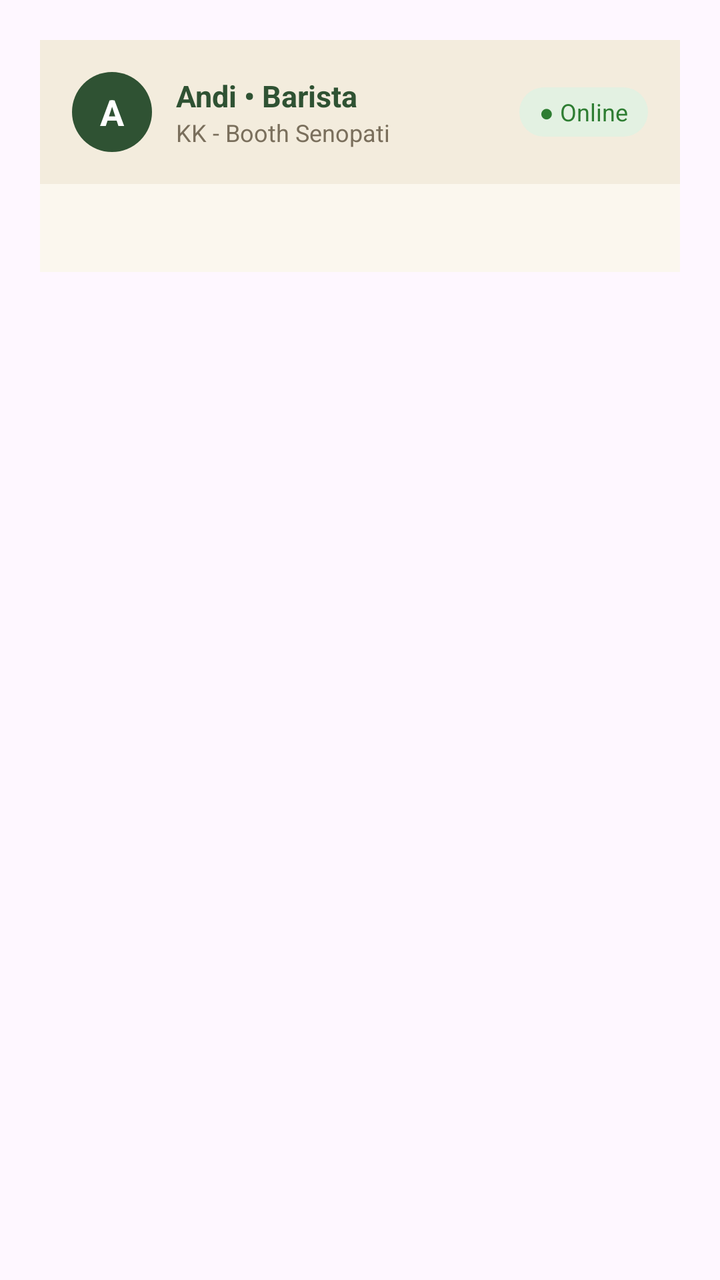
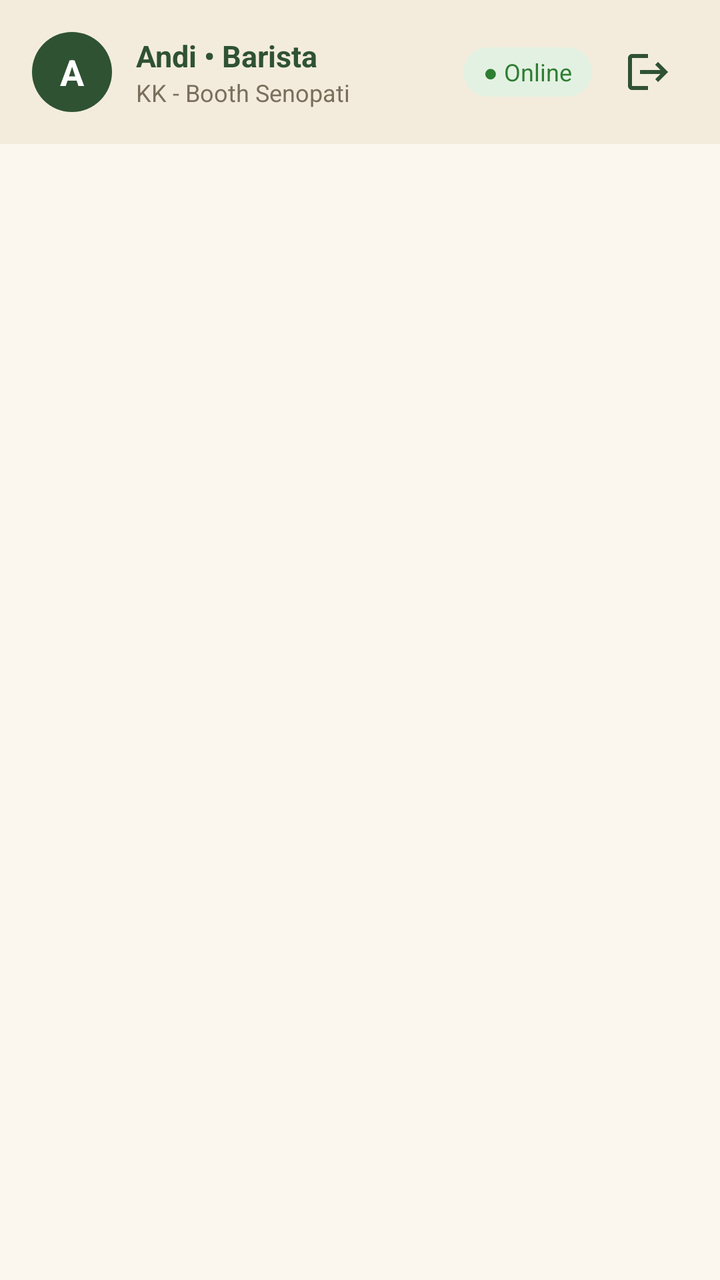

Before-and-after screenshots of an Android layout around one commit, followed by the original layout XML and the change that was made.
<!-- AndroidManifest.xml: activity theme Theme.Machaindo -->
<!-- res/layout/activity_main.xml -->
<?xml version="1.0" encoding="utf-8"?>
<ScrollView xmlns:android="http://schemas.android.com/apk/res/android"
    android:layout_width="match_parent"
    android:layout_height="match_parent"
    android:padding="20dp">

    <LinearLayout xmlns:android="http://schemas.android.com/apk/res/android" xmlns:app="http://schemas.android.com/apk/res-auto" android:layout_width="match_parent" android:layout_height="match_parent" android:background="@color/cream_bg" android:fitsSystemWindows="true" android:orientation="vertical">
        
        <LinearLayout android:layout_width="match_parent" android:layout_height="wrap_content" android:background="@color/cream_header" android:gravity="center_vertical" android:orientation="horizontal" android:padding="16dp">
            <TextView android:id="@+id/tvAvatar" android:layout_width="40dp" android:layout_height="40dp" android:background="@drawable/bg_avatar" android:gravity="center" android:text="A" android:textColor="@android:color/white" android:textSize="18sp" android:textStyle="bold"/>
            <LinearLayout android:layout_width="0dp" android:layout_height="wrap_content" android:layout_marginStart="12dp" android:layout_weight="1" android:orientation="vertical">
                <TextView android:id="@+id/tvBaristaName" android:layout_width="wrap_content" android:layout_height="wrap_content" android:text="Andi • Barista" android:textColor="@color/green_dark" android:textSize="15sp" android:textStyle="bold"/>
                <TextView android:id="@+id/tvBooth" android:layout_width="wrap_content" android:layout_height="wrap_content" android:text="KK - Booth Senopati" android:textColor="@color/text_secondary" android:textSize="12sp"/>
            </LinearLayout>
            <TextView android:id="@+id/tvOnline" android:layout_width="wrap_content" android:layout_height="wrap_content" android:background="@drawable/bg_online_badge" android:paddingHorizontal="10dp" android:paddingVertical="4dp" android:text="● Online" android:textColor="@color/online_text" android:textSize="12sp"/>
        </LinearLayout>
        
        <HorizontalScrollView android:layout_width="match_parent" android:layout_height="wrap_content" android:clipToPadding="false" android:paddingHorizontal="16dp" android:paddingVertical="12dp" android:scrollbars="none">
            <com.google.android.material.chip.ChipGroup android:id="@+id/chipGroup" android:layout_width="wrap_content" android:layout_height="wrap_content" app:chipSpacingHorizontal="8dp" app:selectionRequired="true" app:singleLine="true" app:singleSelection="true"/>
        </HorizontalScrollView>
        
        <FrameLayout android:layout_width="match_parent" android:layout_height="0dp" android:layout_weight="1">
            <androidx.recyclerview.widget.RecyclerView android:id="@+id/rvMenu" android:layout_width="match_parent" android:layout_height="match_parent" android:clipToPadding="false" android:padding="10dp"/>
            <ProgressBar android:id="@+id/progress" android:layout_width="wrap_content" android:layout_height="wrap_content" android:layout_gravity="center" android:indeterminateTint="@color/green_dark" android:visibility="gone"/>
            <TextView android:id="@+id/tvEmpty" android:layout_width="wrap_content" android:layout_height="wrap_content" android:layout_gravity="center" android:text="Belum ada menu." android:textColor="@color/text_secondary" android:visibility="gone"/>
            <LinearLayout android:id="@+id/layoutError" android:layout_width="match_parent" android:layout_height="wrap_content" android:layout_gravity="center" android:gravity="center" android:orientation="vertical" android:padding="24dp" android:visibility="gone">
                <TextView android:id="@+id/tvError" android:layout_width="wrap_content" android:layout_height="wrap_content" android:gravity="center" android:textColor="#B3261E"/>
                <com.google.android.material.button.MaterialButton android:id="@+id/btnRetry" android:layout_width="wrap_content" android:layout_height="wrap_content" android:layout_marginTop="12dp" android:backgroundTint="@color/green_dark" android:text="Coba Lagi"/>
            </LinearLayout>
        </FrameLayout>
    </LinearLayout>
</ScrollView>
<!-- resources referenced by this layout -->
<resources>
  <color name="cream_bg">#FBF7EE</color>
  <color name="cream_header">#F3ECDD</color>
  <color name="green_dark">#2F5233</color>
  <color name="online_text">#2E7D32</color>
  <color name="text_secondary">#7A6F5C</color>
  <!-- drawable bg_avatar (drawable) -->
  <shape xmlns:android="http://schemas.android.com/apk/res/android" android:shape="oval">
      <solid android:color="@color/green_dark"/>
  </shape>
  <!-- drawable bg_online_badge (drawable) -->
  <shape xmlns:android="http://schemas.android.com/apk/res/android" android:shape="rectangle">
      <solid android:color="@color/online_bg"/>
      <corners android:radius="20dp"/>
  </shape>
  <style name="Theme.Machaindo" parent="Theme.Material3.Light.NoActionBar">
          <item name="colorPrimary">@color/green_dark</item>
          <item name="android:statusBarColor">@color/cream_header</item>
          <item name="android:windowLightStatusBar">true</item>
      </style>
  <color name="online_bg">#E3F1E2</color>
</resources>

<!-- the commit's change to res/layout/activity_main.xml (unified diff, before → after) -->
@@ -1,32 +1,153 @@
 <?xml version="1.0" encoding="utf-8"?>
-<ScrollView xmlns:android="http://schemas.android.com/apk/res/android"
+<LinearLayout xmlns:android="http://schemas.android.com/apk/res/android"
+    xmlns:app="http://schemas.android.com/apk/res-auto"
     android:layout_width="match_parent"
     android:layout_height="match_parent"
-    android:padding="20dp">
+    android:background="@color/cream_bg"
+    android:fitsSystemWindows="true"
+    android:orientation="vertical">
 
-    <LinearLayout xmlns:android="http://schemas.android.com/apk/res/android" xmlns:app="http://schemas.android.com/apk/res-auto" android:layout_width="match_parent" android:layout_height="match_parent" android:background="@color/cream_bg" android:fitsSystemWindows="true" android:orientation="vertical">
+    
+    <LinearLayout
+        android:layout_width="match_parent"
+        android:layout_height="wrap_content"
+        android:background="@color/cream_header"
+        android:gravity="center_vertical"
+        android:orientation="horizontal"
+        android:padding="16dp">
+
+        <TextView
+            android:id="@+id/tvAvatar"
+            android:layout_width="40dp"
+            android:layout_height="40dp"
+            android:background="@drawable/bg_avatar"
+            android:gravity="center"
+            android:text="A"
+            android:textColor="@android:color/white"
+            android:textSize="18sp"
+            android:textStyle="bold" />
+
+        <LinearLayout
+            android:layout_width="0dp"
+            android:layout_height="wrap_content"
+            android:layout_marginStart="12dp"
+            android:layout_weight="1"
+            android:orientation="vertical">
+
+            <TextView
+                android:id="@+id/tvBaristaName"
+                android:layout_width="wrap_content"
+                android:layout_height="wrap_content"
+                android:text="Andi • Barista"
+                android:textColor="@color/green_dark"
+                android:textSize="15sp"
+                android:textStyle="bold" />
+
+            <TextView
+                android:id="@+id/tvBooth"
+                android:layout_width="wrap_content"
+                android:layout_height="wrap_content"
+                android:text="KK - Booth Senopati"
+                android:textColor="@color/text_secondary"
+                android:textSize="12sp" />
+        </LinearLayout>
+
+        <TextView
+            android:id="@+id/tvOnline"
+            android:layout_width="wrap_content"
+            android:layout_height="wrap_content"
+            android:background="@drawable/bg_online_badge"
+            android:paddingHorizontal="10dp"
+            android:paddingVertical="4dp"
+            android:text="● Online"
+            android:textColor="@color/online_text"
+            android:textSize="12sp" />
+
         
-        <LinearLayout android:layout_width="match_parent" android:layout_height="wrap_content" android:background="@color/cream_header" android:gravity="center_vertical" android:orientation="horizontal" android:padding="16dp">
-            <TextView android:id="@+id/tvAvatar" android:layout_width="40dp" android:layout_height="40dp" android:background="@drawable/bg_avatar" android:gravity="center" android:text="A" android:textColor="@android:color/white" android:textSize="18sp" android:textStyle="bold"/>
-            <LinearLayout android:layout_width="0dp" android:layout_height="wrap_content" android:layout_marginStart="12dp" android:layout_weight="1" android:orientation="vertical">
-                <TextView android:id="@+id/tvBaristaName" android:layout_width="wrap_content" android:layout_height="wrap_content" android:text="Andi • Barista" android:textColor="@color/green_dark" android:textSize="15sp" android:textStyle="bold"/>
-                <TextView android:id="@+id/tvBooth" android:layout_width="wrap_content" android:layout_height="wrap_content" android:text="KK - Booth Senopati" android:textColor="@color/text_secondary" android:textSize="12sp"/>
-            </LinearLayout>
-            <TextView android:id="@+id/tvOnline" android:layout_width="wrap_content" android:layout_height="wrap_content" android:background="@drawable/bg_online_badge" android:paddingHorizontal="10dp" android:paddingVertical="4dp" android:text="● Online" android:textColor="@color/online_text" android:textSize="12sp"/>
+        <ImageView
+            android:id="@+id/btnLogout"
+            android:layout_width="40dp"
+            android:layout_height="40dp"
+            android:layout_marginStart="8dp"
+            android:background="?attr/selectableItemBackgroundBorderless"
+            android:contentDescription="Keluar"
+            android:padding="8dp"
+            android:src="@drawable/ic_logout" />
+    </LinearLayout>
+
+    
+    <HorizontalScrollView
+        android:layout_width="match_parent"
+        android:layout_height="wrap_content"
+        android:clipToPadding="false"
+        android:paddingHorizontal="16dp"
+        android:paddingVertical="12dp"
+        android:scrollbars="none">
+
+        <com.google.android.material.chip.ChipGroup
+            android:id="@+id/chipGroup"
+            android:layout_width="wrap_content"
+            android:layout_height="wrap_content"
+            app:chipSpacingHorizontal="8dp"
+            app:selectionRequired="true"
+            app:singleLine="true"
+            app:singleSelection="true" />
+    </HorizontalScrollView>
+
+    
+    <FrameLayout
+        android:layout_width="match_parent"
+        android:layout_height="0dp"
+        android:layout_weight="1">
+
+        <androidx.recyclerview.widget.RecyclerView
+            android:id="@+id/rvMenu"
+            android:layout_width="match_parent"
+            android:layout_height="match_parent"
+            android:clipToPadding="false"
+            android:padding="10dp" />
+
+        <ProgressBar
+            android:id="@+id/progress"
+            android:layout_width="wrap_content"
+            android:layout_height="wrap_content"
+            android:layout_gravity="center"
+            android:indeterminateTint="@color/green_dark"
+            android:visibility="gone" />
+
+        <TextView
+            android:id="@+id/tvEmpty"
+            android:layout_width="wrap_content"
+            android:layout_height="wrap_content"
+            android:layout_gravity="center"
+            android:text="Belum ada menu."
+            android:textColor="@color/text_secondary"
+            android:visibility="gone" />
+
+        <LinearLayout
+            android:id="@+id/layoutError"
+            android:layout_width="match_parent"
+            android:layout_height="wrap_content"
+            android:layout_gravity="center"
+            android:gravity="center"
+            android:orientation="vertical"
+            android:padding="24dp"
+            android:visibility="gone">
+
+            <TextView
+                android:id="@+id/tvError"
+                android:layout_width="wrap_content"
+                android:layout_height="wrap_content"
+                android:gravity="center"
+                android:textColor="#B3261E" />
+
+            <com.google.android.material.button.MaterialButton
+                android:id="@+id/btnRetry"
+                android:layout_width="wrap_content"
+                android:layout_height="wrap_content"
+                android:layout_marginTop="12dp"
+                android:backgroundTint="@color/green_dark"
+                android:text="Coba Lagi" />
         </LinearLayout>
-        
-        <HorizontalScrollView android:layout_width="match_parent" android:layout_height="wrap_content" android:clipToPadding="false" android:paddingHorizontal="16dp" android:paddingVertical="12dp" android:scrollbars="none">
-            <com.google.android.material.chip.ChipGroup android:id="@+id/chipGroup" android:layout_width="wrap_content" android:layout_height="wrap_content" app:chipSpacingHorizontal="8dp" app:selectionRequired="true" app:singleLine="true" app:singleSelection="true"/>
-        </HorizontalScrollView>
-        
-        <FrameLayout android:layout_width="match_parent" android:layout_height="0dp" android:layout_weight="1">
-            <androidx.recyclerview.widget.RecyclerView android:id="@+id/rvMenu" android:layout_width="match_parent" android:layout_height="match_parent" android:clipToPadding="false" android:padding="10dp"/>
-            <ProgressBar android:id="@+id/progress" android:layout_width="wrap_content" android:layout_height="wrap_content" android:layout_gravity="center" android:indeterminateTint="@color/green_dark" android:visibility="gone"/>
-            <TextView android:id="@+id/tvEmpty" android:layout_width="wrap_content" android:layout_height="wrap_content" android:layout_gravity="center" android:text="Belum ada menu." android:textColor="@color/text_secondary" android:visibility="gone"/>
-            <LinearLayout android:id="@+id/layoutError" android:layout_width="match_parent" android:layout_height="wrap_content" android:layout_gravity="center" android:gravity="center" android:orientation="vertical" android:padding="24dp" android:visibility="gone">
-                <TextView android:id="@+id/tvError" android:layout_width="wrap_content" android:layout_height="wrap_content" android:gravity="center" android:textColor="#B3261E"/>
-                <com.google.android.material.button.MaterialButton android:id="@+id/btnRetry" android:layout_width="wrap_content" android:layout_height="wrap_content" android:layout_marginTop="12dp" android:backgroundTint="@color/green_dark" android:text="Coba Lagi"/>
-            </LinearLayout>
-        </FrameLayout>
-    </LinearLayout>
-</ScrollView>
+    </FrameLayout>
+</LinearLayout>
<!-- resource entries referenced after the edit -->
@@ -14,6 +14,17 @@
       <solid android:color="@color/online_bg"/>
       <corners android:radius="20dp"/>
   </shape>
+  <!-- drawable ic_logout (drawable) -->
+  <?xml version="1.0" encoding="utf-8"?>
+  <vector xmlns:android="http://schemas.android.com/apk/res/android"
+      android:width="24dp"
+      android:height="24dp"
+      android:viewportWidth="24"
+      android:viewportHeight="24">
+      <path
+          android:fillColor="@color/green_dark"
+          android:pathData="M17,7l-1.41,1.41L18.17,11H8v2h10.17l-2.58,2.58L17,17l5,-5zM4,5h8V3H4c-1.1,0 -2,0.9 -2,2v14c0,1.1 0.9,2 2,2h8v-2H4V5z" />
+  </vector>
   <style name="Theme.Machaindo" parent="Theme.Material3.Light.NoActionBar">
           <item name="colorPrimary">@color/green_dark</item>
           <item name="android:statusBarColor">@color/cream_header</item>
